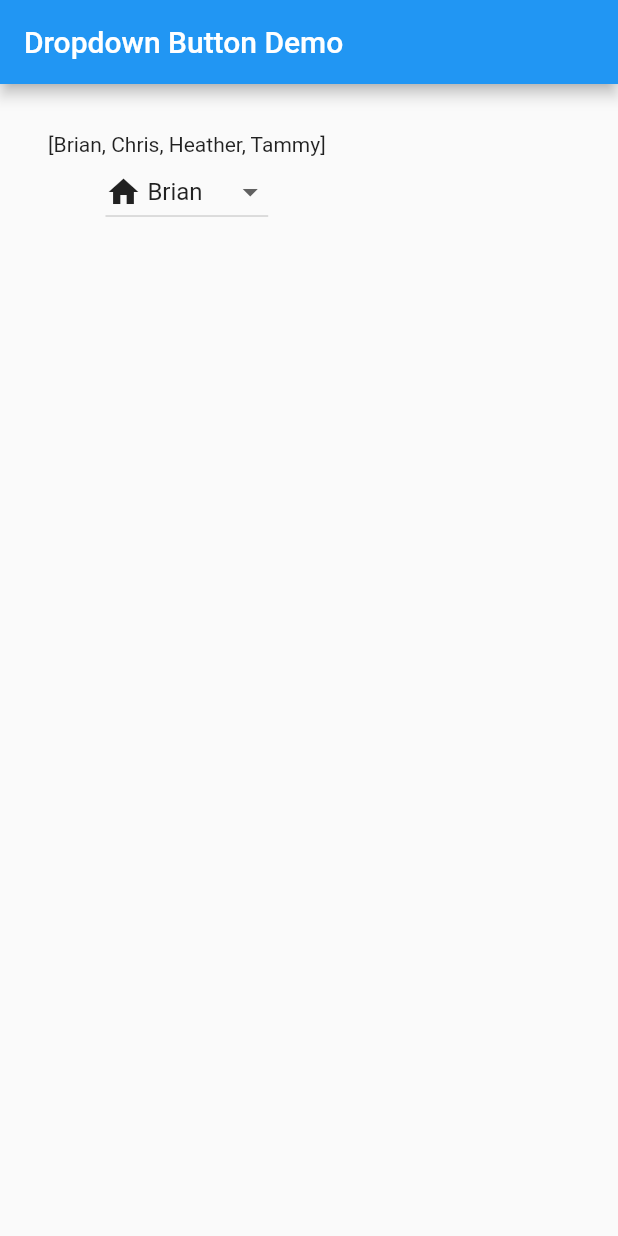
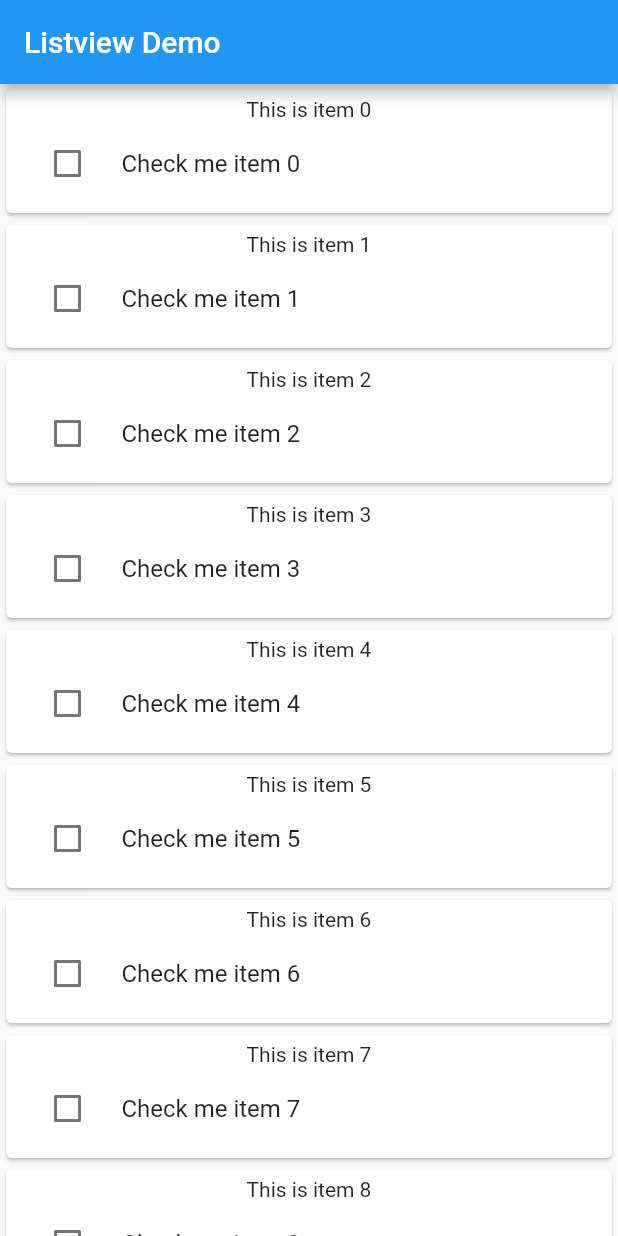
Before and after one commit to brianwoo/flutter_tutorial, a Flutter app: the screen it shows after launch, on a phone screen of 412 x 824 dp. Run offline on Flutter 3.47's test engine with Material 2 defaults, Android fonts, the phone set to English and light mode, and no system bars.

Commit message:
Finished Lesson 34

```diff
--- /dev/null
+++ b/lib/flutter34_listview/listview.dart
@@ -0,0 +1,61 @@
+import 'package:flutter/material.dart';
+
+flutter_listview() => runApp(new MaterialApp(home: new ListviewDemo()));
+
+class ListviewDemo extends StatefulWidget
+{
+  _ListviewDemoState createState() => new _ListviewDemoState();
+}
+
+
+class _ListviewDemoState extends State<ListviewDemo>
+{
+  List<bool> _data = new List<bool>();
+
+  @override
+  void initState() {
+    setState(() {
+      for (int i=0; i < 10; i++)
+      {
+        _data.add(false);
+      }
+    });
+  }
+
+  void _onChange(bool value, int index)
+  {
+    setState(() {
+      _data[index] = value;
+    });
+  }
+
+
+  Widget build(BuildContext context)
+  {
+    return new Scaffold(
+      appBar: new AppBar(title: new Text("Listview Demo")),
+      body: new ListView.builder(
+          itemCount: _data.length,
+          itemBuilder: (BuildContext context, int index) {
+            return new Card(
+              child: new Container(
+                padding: new EdgeInsets.all(5.0),
+                child: new Column(
+                  children: <Widget>[
+                    new Text("This is item $index"),
+                    new CheckboxListTile(
+                        value: _data[index],
+                        controlAffinity: ListTileControlAffinity.leading, //checkbox on the left
+                        title: new Text("Check me item $index"),
+                        onChanged: (bool value) => _onChange(value, index))
+                  ],
+                ),
+              ),
+            );
+          }
+      ),
+    );
+  }
+
+
+}
--- a/lib/main.dart
+++ b/lib/main.dart
@@ -11,6 +11,7 @@ import 'package:flutter_tutorial/flutter30_radio/radio.dart' as radioDemo;
 import 'package:flutter_tutorial/flutter31_switch_widget/switchWidget.dart' as switchWidgetDemo;
 import 'package:flutter_tutorial/flutter32_slider/slider.dart' as sliderDemo;
 import 'package:flutter_tutorial/flutter33_dropdown/dropdown.dart' as dropdownDemo;
+import 'package:flutter_tutorial/flutter34_listview/listview.dart' as listviewDemo;
 
 
 // void main() => flutter23();
@@ -23,7 +24,8 @@ import 'package:flutter_tutorial/flutter33_dropdown/dropdown.dart' as dropdownDe
 // void main() => radioDemo.flutter_radio();
 // void main() => switchWidgetDemo.flutter_switchWidgetDemo();
 // void main() => sliderDemo.flutter_slider();
-void main() => dropdownDemo.flutter_dropdown();
+//void main() => dropdownDemo.flutter_dropdown();
+void main() => listviewDemo.flutter_listview();
 
 // void main() {
 //   runApp(
```
